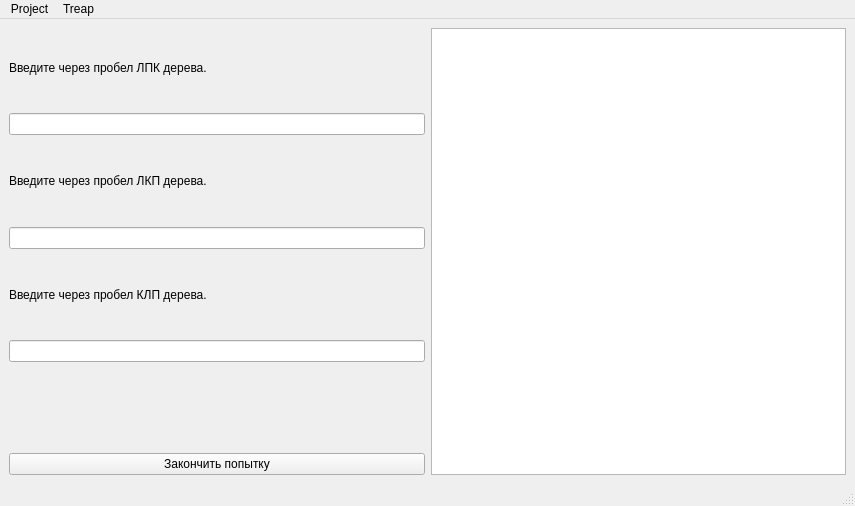
This is prashutinsky/cw/mainwindow.ui in kirja1980/spbetu_aads_2020_9384 as Qt 5 draws it before an edit. The edited form follows.
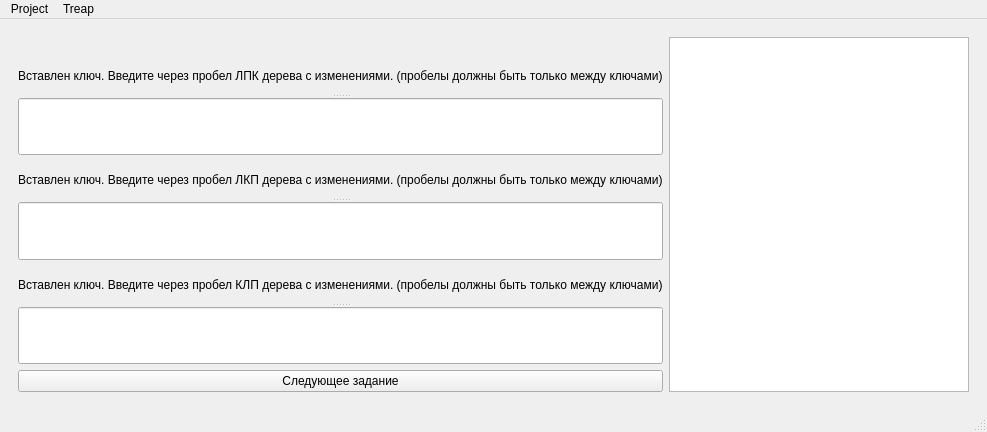
This is the edited form. The open tabs and pages were chosen to show the change.

```diff
--- a/prashutinsky/cw/mainwindow.ui
+++ b/prashutinsky/cw/mainwindow.ui
@@ -6,30 +6,74 @@
    <rect>
     <x>0</x>
     <y>0</y>
-    <width>855</width>
-    <height>506</height>
+    <width>987</width>
+    <height>432</height>
    </rect>
   </property>
   <property name="windowTitle">
    <string>MainWindow</string>
   </property>
   <widget class="QWidget" name="centralwidget">
+   <layout class="QGridLayout" name="gridLayout_6">
+    <item row="0" column="0">
+     <widget class="QStackedWidget" name="stackedWidget">
+      <property name="currentIndex">
+       <number>0</number>
+      </property>
+      <widget class="QWidget" name="title">
+       <layout class="QGridLayout" name="gridLayout_5">
+        <item row="0" column="0">
+         <widget class="QSplitter" name="splitter_21">
+          <property name="orientation">
+           <enum>Qt::Vertical</enum>
+          </property>
+          <widget class="QTextBrowser" name="textBrowser">
+           <property name="html">
+            <string>&lt;!DOCTYPE HTML PUBLIC &quot;-//W3C//DTD HTML 4.0//EN&quot; &quot;http://www.w3.org/TR/REC-html40/strict.dtd&quot;&gt;
+&lt;html&gt;&lt;head&gt;&lt;meta name=&quot;qrichtext&quot; content=&quot;1&quot; /&gt;&lt;style type=&quot;text/css&quot;&gt;
+p, li { white-space: pre-wrap; }
+&lt;/style&gt;&lt;/head&gt;&lt;body style=&quot; font-family:'MS Shell Dlg 2'; font-size:8.25pt; font-weight:400; font-style:normal;&quot;&gt;
+&lt;p style=&quot; margin-top:0px; margin-bottom:0px; margin-left:0px; margin-right:0px; -qt-block-indent:0; text-indent:0px;&quot;&gt;&lt;span style=&quot; font-size:9pt;&quot;&gt;Здравствуйте, это приложение для составления простых заданий на понимание рандоминизированных дерамид поиска. Это приложение состоит из 2-х видов заданий. Когда будете выполнять задания, следует тщательно записывать ответ ибо вернуться к заданию будет &lt;/span&gt;&lt;span style=&quot; font-size:9pt; font-weight:600; text-decoration: underline;&quot;&gt;нельзя!&lt;/span&gt;&lt;/p&gt;
+&lt;p style=&quot; margin-top:0px; margin-bottom:0px; margin-left:0px; margin-right:0px; -qt-block-indent:0; text-indent:0px;&quot;&gt;&lt;span style=&quot; font-size:9pt; font-weight:600;&quot;&gt;Первое задание.&lt;/span&gt;&lt;/p&gt;
+&lt;p style=&quot; margin-top:0px; margin-bottom:0px; margin-left:0px; margin-right:0px; -qt-block-indent:0; text-indent:0px;&quot;&gt;&lt;span style=&quot; font-size:9pt;&quot;&gt;    1)Чтобы написать ЛПК(лево, право, ключ) - сначала идем влево (если такой указатель существет), затем идем вправо (если такой указатель существет), затем записываем ключ.&lt;/span&gt;&lt;/p&gt;
+&lt;p style=&quot; margin-top:0px; margin-bottom:0px; margin-left:0px; margin-right:0px; -qt-block-indent:0; text-indent:0px;&quot;&gt;&lt;span style=&quot; font-size:9pt;&quot;&gt;    2)Чтобы написать ЛКП(лево, ключ, право) - сначала идем влево (если такой указатель существет), затем записываем ключ, затем идем вправо (если такой указатель существет).&lt;/span&gt;&lt;/p&gt;
+&lt;p style=&quot; margin-top:0px; margin-bottom:0px; margin-left:0px; margin-right:0px; -qt-block-indent:0; text-indent:0px;&quot;&gt;&lt;span style=&quot; font-size:9pt;&quot;&gt;    3)Чтобы написать КЛП(ключ, лево, право) - сначала записываем ключ, затем идем влево (если такой указатель существет), затем идем вправо (если такой указатель существет).&lt;/span&gt;&lt;/p&gt;
+&lt;p style=&quot;-qt-paragraph-type:empty; margin-top:0px; margin-bottom:0px; margin-left:0px; margin-right:0px; -qt-block-indent:0; text-indent:0px; font-size:9pt;&quot;&gt;&lt;br /&gt;&lt;/p&gt;
+&lt;p style=&quot; margin-top:0px; margin-bottom:0px; margin-left:0px; margin-right:0px; -qt-block-indent:0; text-indent:0px;&quot;&gt;&lt;span style=&quot; font-size:9pt; font-weight:600;&quot;&gt;Второе задание.&lt;/span&gt;&lt;/p&gt;
+&lt;p style=&quot; margin-top:0px; margin-bottom:0px; margin-left:0px; margin-right:0px; -qt-block-indent:0; text-indent:0px;&quot;&gt;&lt;span style=&quot; font-size:9pt;&quot;&gt;    В данное дерево вставляется один элемент с фиксированным приоритетом и рандомным значением. Этот элемент вставляется по следующим правилам:&lt;/span&gt;&lt;/p&gt;
+&lt;p style=&quot; margin-top:0px; margin-bottom:0px; margin-left:0px; margin-right:0px; -qt-block-indent:0; text-indent:0px;&quot;&gt;&lt;span style=&quot; font-size:9pt;&quot;&gt;    1)Если элемент, на котором мы находимся, нулевой, то присваеваем ему наш вставляемый элемент. &lt;br /&gt;    2)Если приоритет элемента меньше приоритета элемента, на котором мы находимся, то элемент вставляется по правилу 3, иначе по правилу 4.&lt;/span&gt;&lt;/p&gt;
+&lt;p style=&quot; margin-top:0px; margin-bottom:0px; margin-left:0px; margin-right:0px; -qt-block-indent:0; text-indent:0px;&quot;&gt;&lt;span style=&quot; font-size:9pt;&quot;&gt;    3)Если ключ вставляемого элемента больше элемента, накотором мы находимся, то идем в правый указатель, иначе в левый.&lt;/span&gt;&lt;/p&gt;
+&lt;p style=&quot; margin-top:0px; margin-bottom:0px; margin-left:0px; margin-right:0px; -qt-block-indent:0; text-indent:0px;&quot;&gt;&lt;span style=&quot; font-size:9pt;&quot;&gt;    4)Если ключ вставляемого элемента больше элемента, накотором мы находимся, то идем в левый указатель, иначе в правый.&lt;/span&gt;&lt;/p&gt;
+&lt;p style=&quot; margin-top:0px; margin-bottom:0px; margin-left:0px; margin-right:0px; -qt-block-indent:0; text-indent:0px;&quot;&gt;&lt;span style=&quot; font-size:9pt;&quot;&gt;    &lt;/span&gt;&lt;/p&gt;
+&lt;p style=&quot; margin-top:0px; margin-bottom:0px; margin-left:0px; margin-right:0px; -qt-block-indent:0; text-indent:0px;&quot;&gt;&lt;span style=&quot; font-size:9pt;&quot;&gt;    Требуется написать:&lt;br /&gt;    1)ЛПК после вставки элемента.&lt;br /&gt;    2)ЛКП после вставки элемента.&lt;/span&gt;&lt;/p&gt;
+&lt;p style=&quot; margin-top:0px; margin-bottom:0px; margin-left:0px; margin-right:0px; -qt-block-indent:0; text-indent:0px;&quot;&gt;&lt;span style=&quot; font-size:9pt;&quot;&gt;    3)КЛП после вставки элемента.&lt;/span&gt;&lt;/p&gt;&lt;/body&gt;&lt;/html&gt;</string>
+           </property>
+          </widget>
+          <widget class="QPushButton" name="pushButton">
+           <property name="text">
+            <string>Начать тест</string>
+           </property>
+          </widget>
+         </widget>
+        </item>
+       </layout>
+      </widget>
+      <widget class="QWidget" name="the_task_1">
    <layout class="QGridLayout" name="gridLayout">
-    <item row="7" column="0">
-     <widget class="QPushButton" name="FINISH_THE_TASK">
-      <property name="text">
-       <string>Закончить попытку</string>
-      </property>
-     </widget>
-    </item>
-    <item row="6" column="0">
-     <widget class="QLabel" name="FinishResults">
+        <item row="0" column="0">
+         <widget class="QSplitter" name="splitter">
+          <property name="orientation">
+           <enum>Qt::Vertical</enum>
+          </property>
+          <widget class="QLabel" name="LRK">
       <property name="text">
-       <string/>
-      </property>
-     </widget>
-    </item>
-    <item row="0" column="1" rowspan="8">
+            <string>Введите через пробел ЛПК дерева. (пробелы должны быть только между ключами)</string>
+           </property>
+          </widget>
+          <widget class="QLineEdit" name="lineEditLRK"/>
+         </widget>
+        </item>
+        <item row="0" column="1" rowspan="4">
      <widget class="QGraphicsView" name="graphicsView">
       <property name="enabled">
        <bool>true</bool>
@@ -66,34 +110,168 @@
       </property>
      </widget>
     </item>
-    <item row="3" column="0">
-     <widget class="QLineEdit" name="lineEditLKR"/>
-    </item>
-    <item row="5" column="0">
+        <item row="2" column="0">
+         <widget class="QSplitter" name="splitter_3">
+          <property name="orientation">
+           <enum>Qt::Vertical</enum>
+          </property>
+          <widget class="QLabel" name="KLR">
+           <property name="text">
+            <string>Введите через пробел КЛП дерева. (пробелы должны быть только между ключами)</string>
+           </property>
+          </widget>
      <widget class="QLineEdit" name="lineEditKLR"/>
-    </item>
-    <item row="2" column="0">
+         </widget>
+        </item>
+        <item row="3" column="0">
+         <widget class="QSplitter" name="splitter_7">
+          <property name="orientation">
+           <enum>Qt::Vertical</enum>
+          </property>
+          <widget class="QLabel" name="FinishResults">
+           <property name="text">
+            <string/>
+           </property>
+          </widget>
+          <widget class="QPushButton" name="FINISH_THE_TASK">
+           <property name="text">
+            <string>Следующее задание</string>
+           </property>
+          </widget>
+         </widget>
+        </item>
+        <item row="1" column="0">
+         <widget class="QSplitter" name="splitter_2">
+          <property name="orientation">
+           <enum>Qt::Vertical</enum>
+          </property>
      <widget class="QLabel" name="LKR">
       <property name="text">
-       <string>Введите через пробел ЛКП дерева.</string>
-      </property>
-     </widget>
-    </item>
-    <item row="1" column="0">
-     <widget class="QLineEdit" name="lineEditLRK"/>
-    </item>
+            <string>Введите через пробел ЛКП дерева. (пробелы должны быть только между ключами)</string>
+           </property>
+          </widget>
+          <widget class="QLineEdit" name="lineEditLKR"/>
+         </widget>
+        </item>
+       </layout>
+      </widget>
+      <widget class="QWidget" name="page_2">
+       <layout class="QGridLayout" name="gridLayout_4">
     <item row="0" column="0">
-     <widget class="QLabel" name="LRK">
+         <widget class="QLabel" name="FinishResults_2">
       <property name="text">
-       <string>Введите через пробел ЛПК дерева.</string>
+           <string/>
       </property>
      </widget>
     </item>
+        <item row="0" column="1" rowspan="5">
+         <widget class="QGraphicsView" name="graphicsView_3">
+          <property name="enabled">
+           <bool>true</bool>
+          </property>
+          <property name="sizePolicy">
+           <sizepolicy hsizetype="Expanding" vsizetype="Expanding">
+            <horstretch>0</horstretch>
+            <verstretch>0</verstretch>
+           </sizepolicy>
+          </property>
+          <property name="sizeIncrement">
+           <size>
+            <width>0</width>
+            <height>0</height>
+           </size>
+          </property>
+          <property name="verticalScrollBarPolicy">
+           <enum>Qt::ScrollBarAsNeeded</enum>
+          </property>
+          <property name="horizontalScrollBarPolicy">
+           <enum>Qt::ScrollBarAsNeeded</enum>
+          </property>
+          <property name="sizeAdjustPolicy">
+           <enum>QAbstractScrollArea::AdjustIgnored</enum>
+          </property>
+          <property name="dragMode">
+           <enum>QGraphicsView::ScrollHandDrag</enum>
+          </property>
+          <property name="transformationAnchor">
+           <enum>QGraphicsView::AnchorViewCenter</enum>
+          </property>
+          <property name="resizeAnchor">
+           <enum>QGraphicsView::AnchorViewCenter</enum>
+          </property>
+         </widget>
+        </item>
+        <item row="1" column="0">
+         <widget class="QSplitter" name="splitter_8">
+          <property name="orientation">
+           <enum>Qt::Vertical</enum>
+          </property>
+          <widget class="QLabel" name="LRK_4">
+           <property name="text">
+            <string>Вставлен ключ. Введите через пробел ЛПК дерева с изменениями. (пробелы должны быть только между ключами)</string>
+           </property>
+          </widget>
+          <widget class="QLineEdit" name="lineEditLRK_4"/>
+         </widget>
+        </item>
+        <item row="2" column="0">
+         <widget class="QSplitter" name="splitter_10">
+          <property name="orientation">
+           <enum>Qt::Vertical</enum>
+          </property>
+          <widget class="QLabel" name="LKR_4">
+           <property name="text">
+            <string>Вставлен ключ. Введите через пробел ЛКП дерева с изменениями. (пробелы должны быть только между ключами)</string>
+           </property>
+          </widget>
+          <widget class="QLineEdit" name="lineEditLKR_4"/>
+         </widget>
+        </item>
+        <item row="3" column="0">
+         <widget class="QSplitter" name="splitter_9">
+          <property name="orientation">
+           <enum>Qt::Vertical</enum>
+          </property>
+          <widget class="QLabel" name="KLR_4">
+           <property name="text">
+            <string>Вставлен ключ. Введите через пробел КЛП дерева с изменениями. (пробелы должны быть только между ключами)</string>
+           </property>
+          </widget>
+          <widget class="QLineEdit" name="lineEditKLR_4"/>
+         </widget>
+        </item>
     <item row="4" column="0">
-     <widget class="QLabel" name="KLR">
+         <widget class="QPushButton" name="FINISH_THE_TASK_3">
       <property name="text">
-       <string>Введите через пробел КЛП дерева.</string>
-      </property>
+           <string>Следующее задание</string>
+          </property>
+         </widget>
+        </item>
+       </layout>
+      </widget>
+      <widget class="QWidget" name="results">
+       <layout class="QGridLayout" name="gridLayout_7">
+        <item row="0" column="0">
+         <widget class="QSplitter" name="splitter_22">
+          <property name="orientation">
+           <enum>Qt::Vertical</enum>
+          </property>
+          <widget class="QSplitter" name="splitter_20">
+           <property name="orientation">
+            <enum>Qt::Horizontal</enum>
+           </property>
+           <widget class="QTextBrowser" name="AllResults"/>
+           <widget class="QTextBrowser" name="AllResults_2"/>
+          </widget>
+          <widget class="QPushButton" name="pushButton_2">
+           <property name="text">
+            <string>Закрыть приложение</string>
+           </property>
+          </widget>
+         </widget>
+        </item>
+       </layout>
+      </widget>
      </widget>
     </item>
    </layout>
@@ -103,7 +281,7 @@
     <rect>
      <x>0</x>
      <y>0</y>
-     <width>855</width>
+     <width>987</width>
      <height>21</height>
     </rect>
    </property>
```
Lines whose indentation alone changed are shown as unchanged.
